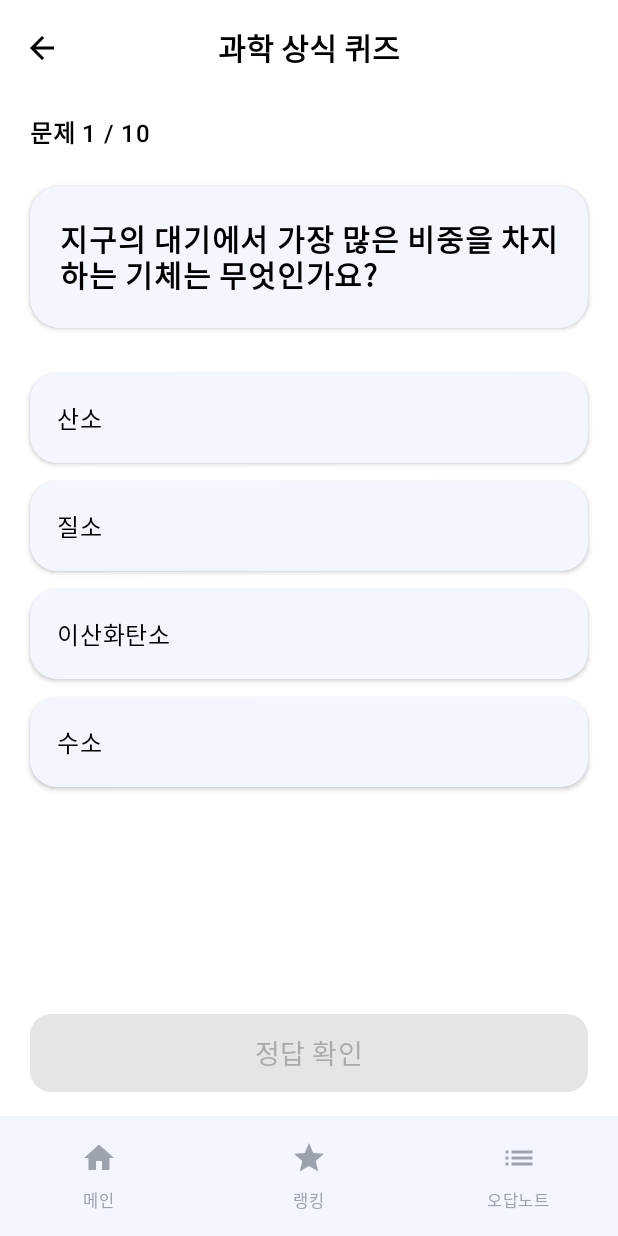
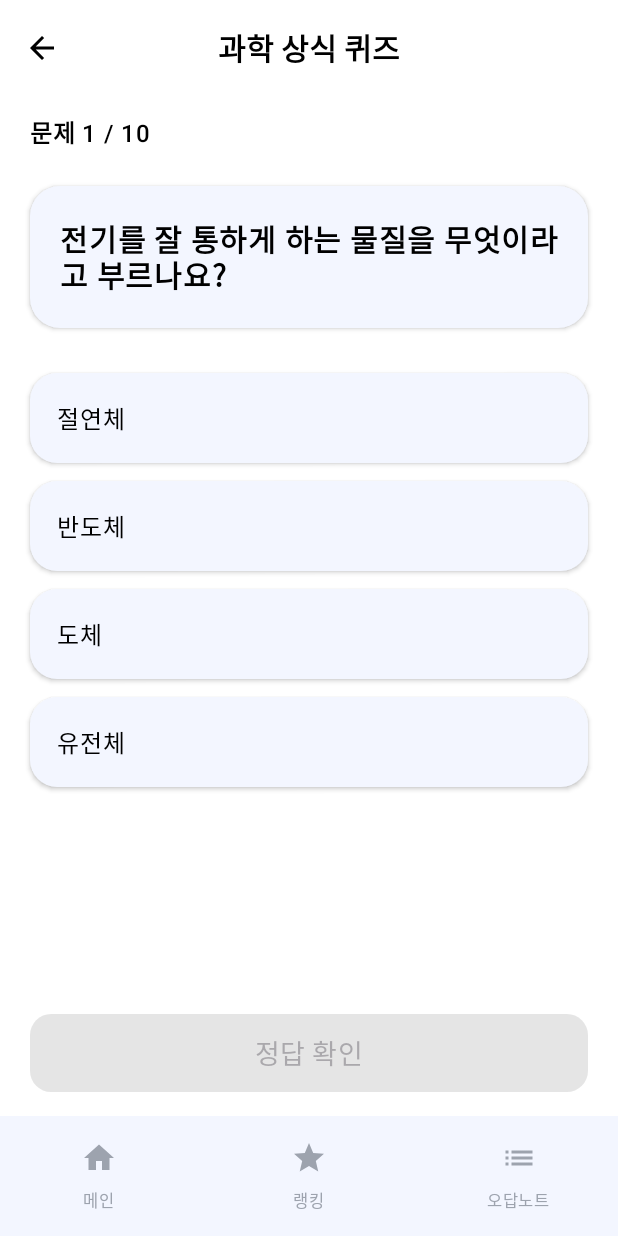
Before and after one commit to subeeen/MobileSoftware_QuizApp, an Android app built with Jetpack Compose: the screen it shows after launch (MainActivity), after a tap on an icon or button, on a phone screen of 412 x 824 dp. Run offline under Robolectric (Android 15) with nearby library versions, the phone set to English and light mode, and no system bars.

Commit message:
feat: 퀴즈 20개 중 10개 랜덤 출제로 변경

```diff
--- a/app/src/main/java/com/example/quizapp/data/QuizData.kt
+++ b/app/src/main/java/com/example/quizapp/data/QuizData.kt
@@ -64,6 +64,67 @@
         options = listOf("심장", "뇌", "간", "폐"),
         answerIndex = 2
     ),
+    Quiz(
+        subject = "과학 상식",
+        question = "지구의 자전을 한 바퀴 완료하는 데 걸리는 시간은?",
+        options = listOf("약 12시간", "약 24시간", "약 36시간", "약 48시간"),
+        answerIndex = 1
+    ),
+    Quiz(
+        subject = "과학 상식",
+        question = "다음 중 태양에 가장 가까운 행성은?",
+        options = listOf("금성", "수성", "지구", "화성"),
+        answerIndex = 1
+    ),
+    Quiz(
+        subject = "과학 상식",
+        question = "식물의 광합성이 일어나는 세포 소기관은?",
+        options = listOf("핵", "엽록체", "리보솜", "미토콘드리아"),
+        answerIndex = 1
+    ),
+    Quiz(
+        subject = "과학 상식",
+        question = "소리가 가장 빨리 전달되는 매질은?",
+        options = listOf("기체", "액체", "고체", "진공"),
+        answerIndex = 2
+    ),
+    Quiz(
+        subject = "과학 상식",
+        question = "원소 기호 O는 어떤 원소인가요?",
+        options = listOf("산소", "수소", "질소", "오존"),
+        answerIndex = 0
+    ),
+    Quiz(
+        subject = "과학 상식",
+        question = "다음 중 생물의 3대 영양소가 아닌 것은?",
+        options = listOf("탄수화물", "단백질", "지방", "무기질"),
+        answerIndex = 3
+    ),
+    Quiz(
+        subject = "과학 상식",
+        question = "전자기파 중 파장이 가장 짧은 것은?",
+        options = listOf("적외선", "자외선", "감마선", "가시광선"),
+        answerIndex = 2
+    ),
+    Quiz(
+        subject = "과학 상식",
+        question = "지구의 대륙판과 해양판이 움직이는 이론은?",
+        options = listOf("판구조론", "대륙 이동설", "조석 이론", "마그마 이론"),
+        answerIndex = 0
+    ),
+    Quiz(
+        subject = "과학 상식",
+        question = "세포 분열 중 염색체가 가운데에 정렬되는 단계는?",
+        options = listOf("전기", "후기", "중기", "말기"),
+        answerIndex = 2
+    ),
+    Quiz(
+        subject = "과학 상식",
+        question = "물의 끓는점은 해발고도로 올라갈수록 어떻게 변하나요?",
+        options = listOf("높아진다", "변하지 않는다", "낮아진다", "불규칙하게 변한다"),
+        answerIndex = 2
+    ),
+
 
 
 
@@ -127,6 +188,66 @@
         question = "수영 경기에서 가장 빠른 영법은 무엇인가요?",
         options = listOf("배영", "평영", "접영", "자유형"),
         answerIndex = 3
+    ),
+    Quiz(
+        subject = "스포츠 상식",
+        question = "야구에서 홈런을 의미하는 영어 단어는?",
+        options = listOf("Strike", "Home Run", "Base Out", "Grounder"),
+        answerIndex = 1
+    ),
+    Quiz(
+        subject = "스포츠 상식",
+        question = "농구에서 한 쿼터는 몇 분인가요? (국제 기준)",
+        options = listOf("8분", "10분", "12분", "15분"),
+        answerIndex = 1
+    ),
+    Quiz(
+        subject = "스포츠 상식",
+        question = "올림픽은 몇 년마다 열리나요?",
+        options = listOf("2년", "3년", "4년", "5년"),
+        answerIndex = 2
+    ),
+    Quiz(
+        subject = "스포츠 상식",
+        question = "배구에서 한 팀은 총 몇 명의 선수가 코트에 있나요?",
+        options = listOf("4명", "5명", "6명", "7명"),
+        answerIndex = 2
+    ),
+    Quiz(
+        subject = "스포츠 상식",
+        question = "골프에서 '홀인원'이란?",
+        options = listOf("한 번에 홀에 넣음", "두 번에 넣음", "세 번에 넣음", "모두 다 맞음"),
+        answerIndex = 0
+    ),
+    Quiz(
+        subject = "스포츠 상식",
+        question = "축구에서 페널티킥 지점은 골대에서 몇 m?",
+        options = listOf("9m", "11m", "13m", "15m"),
+        answerIndex = 1
+    ),
+    Quiz(
+        subject = "스포츠 상식",
+        question = "탁구 공의 색으로 사용되는 것은?",
+        options = listOf("파란색", "노란색", "주황색·하얀색", "초록색"),
+        answerIndex = 2
+    ),
+    Quiz(
+        subject = "스포츠 상식",
+        question = "하계 올림픽 정식 종목이 아닌 것은?",
+        options = listOf("수영", "태권도", "스키점프", "유도"),
+        answerIndex = 2
+    ),
+    Quiz(
+        subject = "스포츠 상식",
+        question = "이스포츠(eSports)는 어떤 종류의 스포츠인가요?",
+        options = listOf("자동차", "전자·컴퓨터 게임", "격투기", "실외 스포츠"),
+        answerIndex = 1
+    ),
+    Quiz(
+        subject = "스포츠 상식",
+        question = "펜싱에서 공격을 시작할 때 외치는 말은?",
+        options = listOf("Go!", "Fight!", "Allez!", "Start!"),
+        answerIndex = 2
     ),
 
 
@@ -192,7 +313,66 @@
         options = listOf("상트페테르부르크", "모스크바", "카잔", "블라디보스토크"),
         answerIndex = 1
     ),
-
+    Quiz(
+        subject = "수도 상식",
+        question = "스페인의 수도는?",
+        options = listOf("바르셀로나", "마드리드", "발렌시아", "세비야"),
+        answerIndex = 1
+    ),
+    Quiz(
+        subject = "수도 상식",
+        question = "포르투갈의 수도는?",
+        options = listOf("포르투", "리스본", "브라가", "아베이루"),
+        answerIndex = 1
+    ),
+    Quiz(
+        subject = "수도 상식",
+        question = "브라질의 수도는?",
+        options = listOf("리우데자네이루", "상파울루", "브라질리아", "쿠리치바"),
+        answerIndex = 2
+    ),
+    Quiz(
+        subject = "수도 상식",
+        question = "멕시코의 수도는?",
+        options = listOf("칸쿤", "티후아나", "멕시코시티", "과달라하라"),
+        answerIndex = 2
+    ),
+    Quiz(
+        subject = "수도 상식",
+        question = "인도의 수도는?",
+        options = listOf("뉴델리", "뭄바이", "콜카타", "첸나이"),
+        answerIndex = 0
+    ),
+    Quiz(
+        subject = "수도 상식",
+        question = "태국의 수도는?",
+        options = listOf("푸켓", "방콕", "치앙마이", "파타야"),
+        answerIndex = 1
+    ),
+    Quiz(
+        subject = "수도 상식",
+        question = "베트남의 수도는?",
+        options = listOf("하노이", "호치민", "다낭", "후에"),
+        answerIndex = 0
+    ),
+    Quiz(
+        subject = "수도 상식",
+        question = "사우디아라비아의 수도는?",
+        options = listOf("메카", "제다", "리야드", "다마스쿠스"),
+        answerIndex = 2
+    ),
+    Quiz(
+        subject = "수도 상식",
+        question = "스웨덴의 수도는?",
+        options = listOf("오슬로", "헬싱키", "스톡홀름", "코펜하겐"),
+        answerIndex = 2
+    ),
+    Quiz(
+        subject = "수도 상식",
+        question = "이집트의 수도는?",
+        options = listOf("카이로", "알렉산드리아", "기자", "룩소르"),
+        answerIndex = 0
+    ),
 
 
 
@@ -257,4 +437,65 @@
         options = listOf("BIOS / UEFI", "OS", "드라이버", "브라우저"),
         answerIndex = 0
     ),
+    Quiz(
+        subject = "IT 상식",
+        question = "C언어에서 문자를 의미하는 자료형은?",
+        options = listOf("int", "char", "string", "bool"),
+        answerIndex = 1
+    ),
+    Quiz(
+        subject = "IT 상식",
+        question = "다음 중 운영체제가 아닌 것은?",
+        options = listOf("Android", "Windows", "Linux", "Google Chrome"),
+        answerIndex = 3
+    ),
+    Quiz(
+        subject = "IT 상식",
+        question = "WWW는 무엇의 약자인가?",
+        options = listOf("World Wide Web", "World Web Window", "Web Wide World", "Wide World Web"),
+        answerIndex = 0
+    ),
+    Quiz(
+        subject = "IT 상식",
+        question = "컴퓨터에서 데이터를 임시 저장하는 기억장치는?",
+        options = listOf("HDD", "SSD", "RAM", "USB"),
+        answerIndex = 2
+    ),
+    Quiz(
+        subject = "IT 상식",
+        question = "다음 중 프로그래밍 언어가 아닌 것은?",
+        options = listOf("Python", "Kotlin", "HTML", "Java"),
+        answerIndex = 2
+    ),
+    Quiz(
+        subject = "IT 상식",
+        question = "IP 주소에서 사용하는 두 가지 버전은?",
+        options = listOf("IPv2/IPv3", "IPv4/IPv6", "IP-A/IP-B", "LAN/WAN"),
+        answerIndex = 1
+    ),
+    Quiz(
+        subject = "IT 상식",
+        question = "Git에서 커밋 내역을 되돌리는 명령은?",
+        options = listOf("git push", "git revert", "git commit", "git init"),
+        answerIndex = 1
+    ),
+    Quiz(
+        subject = "IT 상식",
+        question = "데이터베이스에서 중복을 최소화하는 과정을 무엇이라 하나요?",
+        options = listOf("구조화", "정규화", "최적화", "정렬"),
+        answerIndex = 1
+    ),
+    Quiz(
+        subject = "IT 상식",
+        question = "다음 중 머신러닝의 대표적 알고리즘은?",
+        options = listOf("KNN", "DNS", "FTP", "CSS"),
+        answerIndex = 0
+    ),
+    Quiz(
+        subject = "IT 상식",
+        question = "인터넷 연결에서 'ping' 명령의 역할은?",
+        options = listOf("속도 테스트", "연결 확인", "파일 다운로드", "웹 서버 실행"),
+        answerIndex = 1
+    ),
+
     )
--- a/app/src/main/java/com/example/quizapp/ui/quiz/QuizScreen.kt
+++ b/app/src/main/java/com/example/quizapp/ui/quiz/QuizScreen.kt
@@ -39,7 +39,12 @@
         onDispose { soundPlayer.release() }
     }
 
-    val quizList = remember { AllQuizzes.filter { it.subject == quizSubject }.shuffled() }
+    val quizList = remember { //10개 랜덤 출제
+        AllQuizzes
+            .filter { it.subject == quizSubject }
+            .shuffled()
+            .take(10)
+    }
 
     var currentQuestionIndex by remember { mutableStateOf(0) }
     var score by remember { mutableStateOf(0) }
```
